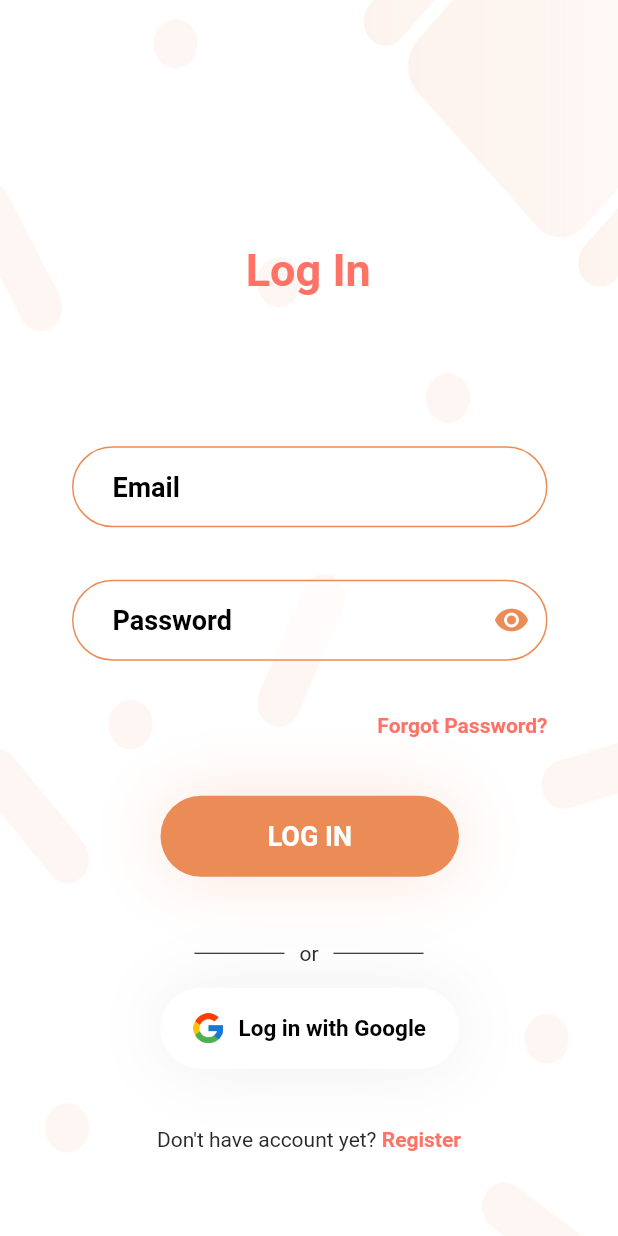
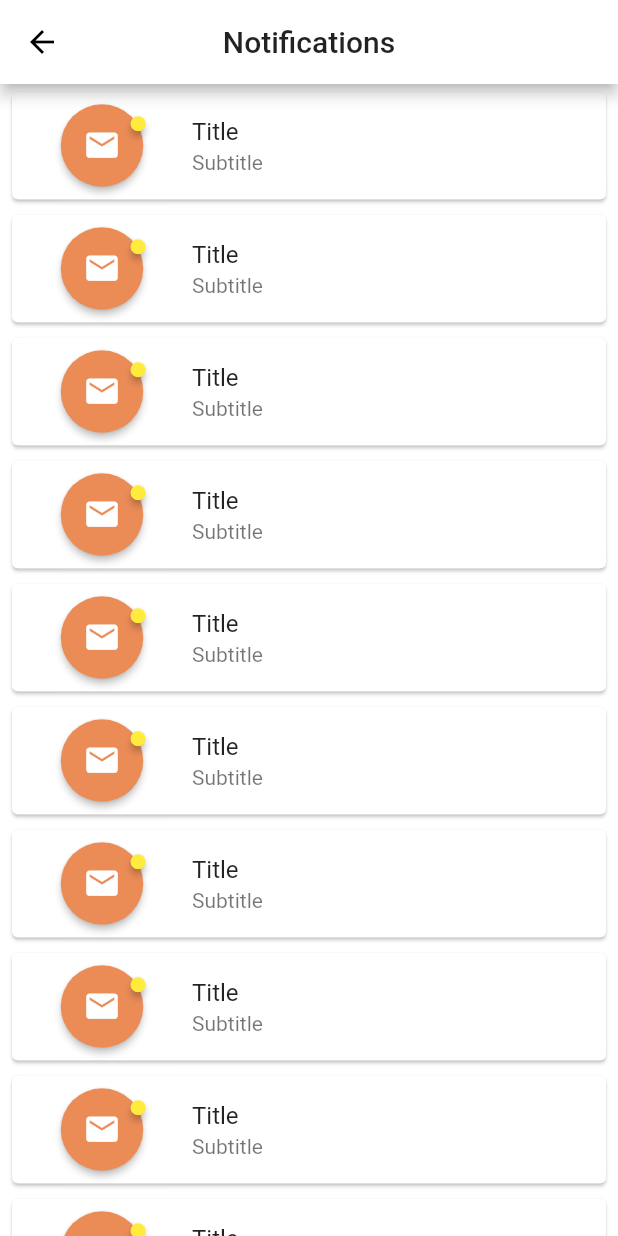
Before and after one commit to IvanTanaka/Flutter-Mobile-Booking_System, a Flutter app: the screen it shows after launch, on a phone screen of 412 x 824 dp. Run offline on Flutter 3.47's test engine with Material 2 defaults, Android fonts, the phone set to English and light mode, and no system bars; drawn by our look-alikes of badges; our stand-ins replace connectivity, dio, flutter_datetime_picker, flutter_masked_text, flutter_money_formatter, font_awesome_flutter and 4 more; missing offline and left inert: catcher, clipboard_manager, extended_text.

Commit message:
Add Notification Page and more
-Create Route to Notification
-Create Notifaction View
-Add Badges
and more...

```diff
--- a/lib/main.dart
+++ b/lib/main.dart
@@ -38,7 +38,7 @@ class MyApp extends StatelessWidget {
             ),
           ),
         ),
-        initialRoute: RoutePaths.Login,
+        initialRoute: RoutePaths.Notification,
         debugShowCheckedModeBanner: false,
         onGenerateRoute: Router.generateRoute,
       ),
--- a/lib/router.dart
+++ b/lib/router.dart
@@ -9,12 +9,15 @@ import 'package:member_apps/ui/views/topup/topup_detail_view.dart';
 import 'package:member_apps/ui/views/topup/topup_history_view.dart';
 import 'package:member_apps/ui/views/topup/topup_view.dart';
 import 'ui/views/registration/login_view.dart';
+import 'package:member_apps/ui/views/notification/notification_view.dart';
 import 'ui/views/main_view.dart';
 
 class RoutePaths {
   static const String Login = "/login";
   static const String Register = "/register";
   static const String Main = "/home";
+
+  static const String Notification = "/notification";
 
   static const String NewsDetail = "/news/detail";
 
@@ -45,6 +48,12 @@ class Router {
         return MaterialPageRoute(
           settings: RouteSettings(name: RoutePaths.Main),
           builder: (_) => MainView(),
+        );
+
+      case RoutePaths.Notification:
+        return MaterialPageRoute(
+          settings: RouteSettings(name: RoutePaths.Notification),
+          builder: (_) => NotificationView(),
         );
 
       case RoutePaths.NewsDetail:
--- /dev/null
+++ b/lib/ui/views/notification/notification_view.dart
@@ -0,0 +1,59 @@
+import 'dart:ui';
+
+import 'package:flutter/material.dart';
+import 'package:member_apps/ui/shared_colors.dart';
+import 'package:member_apps/ui/widgets/shared_button.dart';
+import 'package:member_apps/ui/widgets/shared_text_form_field.dart';
+import 'package:badges/badges.dart';
+
+class NotificationView extends StatefulWidget {
+  @override
+  _NotificationViewState createState() => _NotificationViewState();
+}
+
+class _NotificationViewState extends State<NotificationView> {
+  @override
+  Widget build(BuildContext context) {
+    return Scaffold(
+      backgroundColor: SharedColors.whiteColor,
+      appBar: AppBar(
+        backgroundColor: SharedColors.whiteColor,
+        title: Text(
+          'Notifications',
+        ),
+        centerTitle: true,
+      ),
+      body: ListView.builder(
+        itemBuilder: (context, index){
+          return Padding(
+            padding: const EdgeInsets.symmetric(vertical: 1,horizontal: 4),
+            child: Card(
+              child: ListTile(
+                onTap: () {},
+                title: Text('Title'),
+                subtitle: Text('Subtitle'),
+                leading: Badge(
+                  badgeContent: Text(''),
+                  badgeColor: Colors.yellow,
+                  position: BadgePosition(top: 0, end: 15),
+                  child: RawMaterialButton(
+                    onPressed: () {},
+                    elevation: 2.0,
+                    fillColor: SharedColors.primaryOrangeColor,
+                    child: Icon(
+                      Icons.mail,
+                      size: 25.0,
+                      color: SharedColors.whiteColor,
+                    ),
+                    padding: EdgeInsets.all(15.0),
+                    shape: CircleBorder(),
+                  ),
+                )
+                ),
+              ),
+            );
+        },
+      ),
+    );
+  }
+}
--- a/pubspec.yaml
+++ b/pubspec.yaml
@@ -41,6 +41,7 @@ dependencies:
   clipboard_manager: ^0.0.1
   http: ^0.12.2
   mockito: ^4.1.0
+  badges: ^1.1.3
 
 dev_dependencies:
   test: ^1.15.0
```
Also changed, not shown: pubspec.lock.
